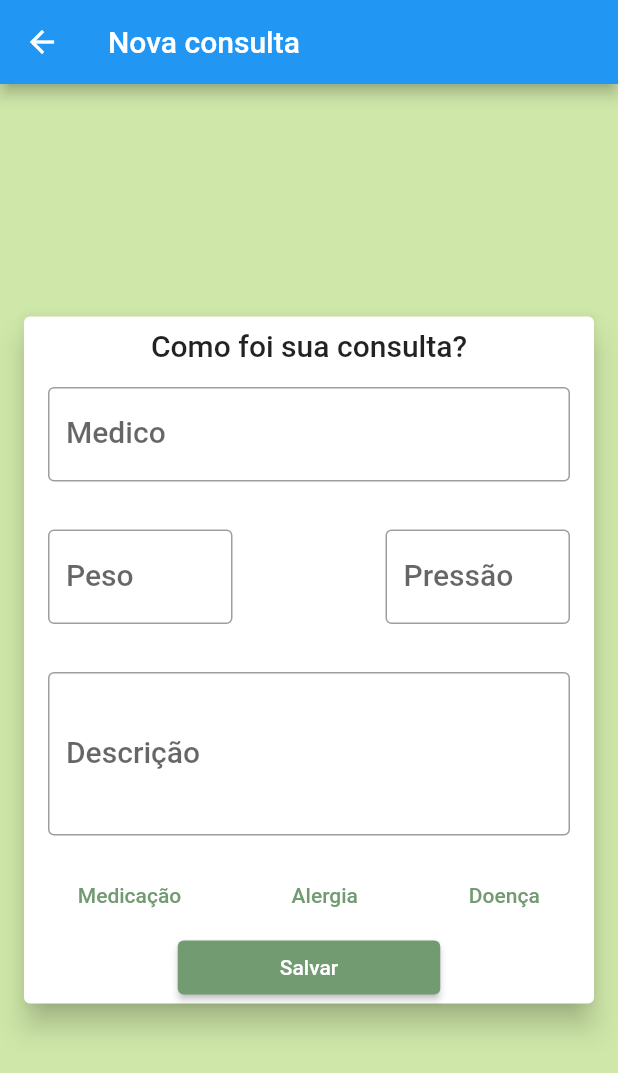
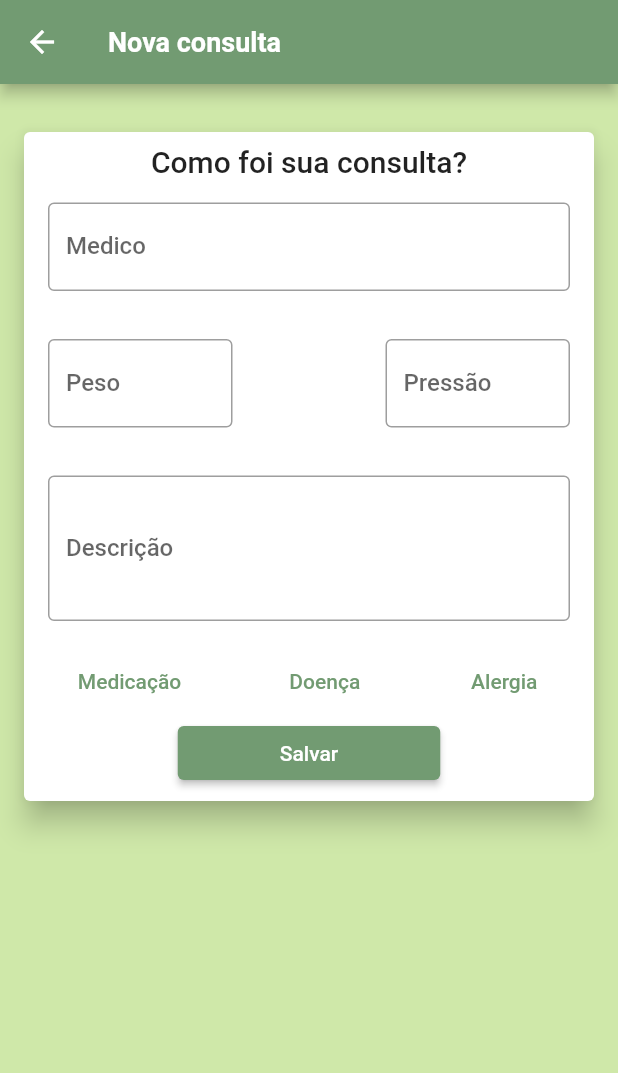
Before and after one commit to andreicampigotto/PDS2_Care-me, a Flutter app: the screen it shows after launch, after a tap on "Nova consulta", on a phone screen of 412 x 824 dp. Shown: the top 1073 px of the screen. Run offline on Flutter 3.47's test engine with Material 2 defaults, Android fonts, the phone set to English and light mode, and no system bars; network calls fail.

Commit message:
created disease screen and default modal

```diff
--- a/lib/main.dart
+++ b/lib/main.dart
@@ -1,4 +1,5 @@
 import 'package:care/screens/appointments_screen.dart';
+import 'package:care/screens/diseases_screen.dart';
 import 'package:care/screens/start_screen.dart';
 import 'package:flutter/material.dart';
 import 'package:provider/provider.dart';
@@ -15,10 +16,25 @@ class Care extends StatefulWidget {
 class _MyAppState extends State<Care> {
   @override
   Widget build(BuildContext context) {
+    final ThemeData tema = ThemeData();
     return MaterialApp(
       title: 'Care',
       theme: ThemeData(
-        //primarySwatch: ,
+        colorScheme: tema.colorScheme.copyWith(
+          primary: const Color.fromRGBO(
+            114,
+            155,
+            114,
+            1,
+          ),
+          secondary: Colors.white,
+          secondaryContainer: const Color.fromRGBO(
+            114,
+            155,
+            114,
+            1,
+          ),
+        ),
         canvasColor: const Color.fromRGBO(
           207,
           232,
@@ -31,42 +47,20 @@ class _MyAppState extends State<Care> {
           114,
           1,
         ),
-        elevatedButtonTheme: ElevatedButtonThemeData(
-          style: ButtonStyle(
-            backgroundColor: MaterialStateProperty.all<Color>(
-              const Color.fromRGBO(
-                114,
-                155,
-                114,
-                1,
-              ),
-            ),
-            foregroundColor: MaterialStateProperty.all<Color>(
-              Colors.white,
-            ),
+        textTheme: tema.textTheme.copyWith(
+          headline6: const TextStyle(
+            fontFamily: 'Roboto',
+            fontSize: 18,
+            fontWeight: FontWeight.bold,
+            color: Colors.white,
           ),
         ),
-        textButtonTheme: TextButtonThemeData(
-          style: TextButton.styleFrom(
-            primary: Color.fromRGBO(
-              114,
-              155,
-              114,
-              1,
-            ),
-          ),
-        ),
-        textTheme: ThemeData.light().textTheme.copyWith(
-              titleMedium: const TextStyle(
-                fontSize: 20,
-                fontFamily: 'Roboto',
-              ),
-            ),
       ),
       routes: {
         AppRoutes.START: (ctx) => StartScreen(),
         AppRoutes.APPOINTMENTS: (ctx) => AppointmentsScreen(),
         AppRoutes.NEW_APPOINTMENTS: (ctx) => NewAppointmentScreen(),
+        AppRoutes.DISEASES: (ctx) => DiseasesScreen(),
       },
     );
   }
--- a/lib/models/disease.dart
+++ b/lib/models/disease.dart
@@ -2,10 +2,12 @@ class Disease {
   final String diseaseId;
   final String name;
   final String description;
+  final DateTime date;
 
   Disease({
     required this.diseaseId,
     required this.name,
     required this.description,
+    required this.date,
   });
 }
--- a/lib/models/disease_list.dart
+++ b/lib/models/disease_list.dart
@@ -20,6 +20,7 @@ class DiseaseList with ChangeNotifier {
         diseaseId: 'teste',
         name: disease.name,
         description: disease.description,
+        date: DateTime.now(),
       ),
     );
 
--- a/lib/screens/new_appointment_screen.dart
+++ b/lib/screens/new_appointment_screen.dart
@@ -1,6 +1,8 @@
 import 'dart:ui';
 
 import 'package:flutter/material.dart';
+
+import '../utils/app_routes.dart';
 
 class NewAppointmentScreen extends StatelessWidget {
   const NewAppointmentScreen({super.key});
@@ -12,9 +14,12 @@ class NewAppointmentScreen extends StatelessWidget {
         title: Text('Nova consulta'),
       ),
       body: Column(
-        mainAxisAlignment: MainAxisAlignment.center,
+        mainAxisAlignment: MainAxisAlignment.start,
         crossAxisAlignment: CrossAxisAlignment.center,
         children: [
+          const SizedBox(
+            height: 32,
+          ),
           Card(
             margin: EdgeInsets.only(left: 16, right: 16),
             elevation: 8,
@@ -85,12 +90,13 @@ class NewAppointmentScreen extends StatelessWidget {
                       child: Text('Medicação'),
                     ),
                     TextButton(
-                      onPressed: () {},
-                      child: Text('Alergia'),
+                      onPressed: () =>
+                          Navigator.of(context).pushNamed(AppRoutes.DISEASES),
+                      child: Text('Doença'),
                     ),
                     TextButton(
                       onPressed: () {},
-                      child: Text('Doença'),
+                      child: Text('Alergia'),
                     ),
                   ],
                 ),
@@ -101,6 +107,9 @@ class NewAppointmentScreen extends StatelessWidget {
                     child: const Text('Salvar'),
                   ),
                 ),
+                const SizedBox(
+                  height: 8,
+                ),
               ],
             ),
           ),
--- a/lib/utils/app_routes.dart
+++ b/lib/utils/app_routes.dart
@@ -2,4 +2,5 @@ class AppRoutes {
   static const START = '/';
   static const APPOINTMENTS = '/appointments';
   static const NEW_APPOINTMENTS = '/new-appointments';
+  static const DISEASES = '/diseases';
 }
```
Also changed, not shown: lib/components/adaptative_button.dart (added, +30 -0 lines), lib/components/adaptative_text_field.dart (added, +41 -0 lines), lib/screens/diseases_screen.dart (added, +57 -0 lines), lib/widgets/default_form.dart (added, +75 -0 lines), lib/widgets/disease_item.dart (added, +10 -0 lines).
